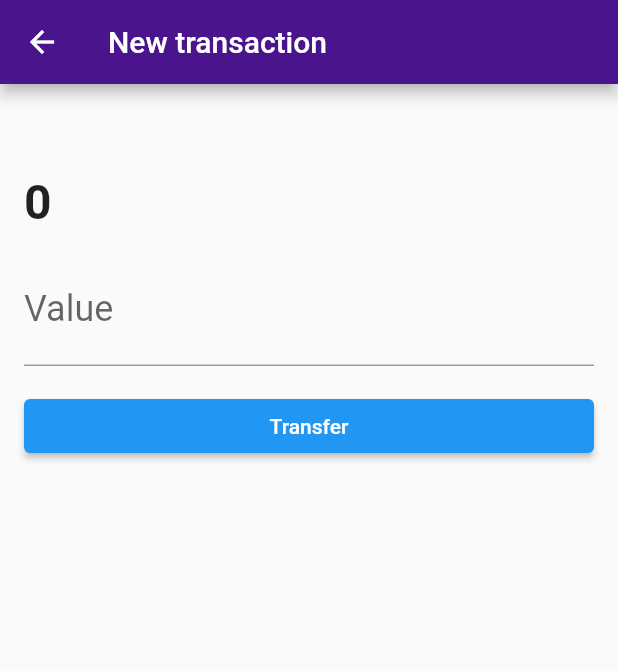
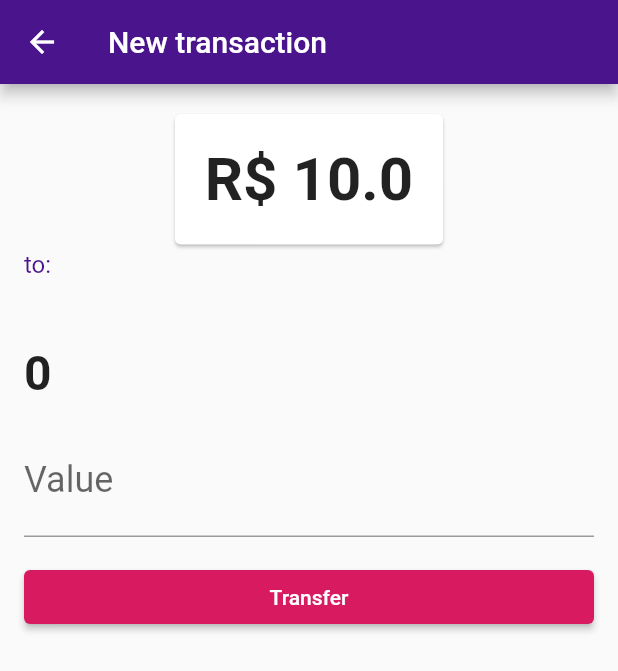
Before and after one commit to wasgithub/flutter_persistencia, a Flutter app: the TransactionForm screen opened directly with empty values, on a phone screen of 412 x 824 dp. Shown: the top 671 px of the screen. Run offline on Flutter 3.47's test engine with Material 2 defaults, Android fonts, the phone set to English and light mode, and no system bars; our stand-ins replace firebase_core, firebase_crashlytics, sqflite; missing offline and left inert: http_interceptor; accounts and stored records are empty.

Commit message:
refactor: adjusted type

```diff
--- a/lib/main.dart
+++ b/lib/main.dart
@@ -3,7 +3,6 @@ import 'package:fluter_persistencia/models/balance.dart';
 import 'package:fluter_persistencia/screens/dashboard/dashboard.dart';
 import 'package:flutter/material.dart';
 import 'package:firebase_crashlytics/firebase_crashlytics.dart';
-import 'package:path/path.dart';
 import 'package:provider/provider.dart';
 
 void main() async {
--- a/lib/screens/dashboard/dashboard.dart
+++ b/lib/screens/dashboard/dashboard.dart
@@ -22,6 +22,7 @@ class Dashboard extends StatelessWidget {
                 child: SizedBox(
                   width: double.maxFinite,
                   child: ElevatedButton(
+                    style: ElevatedButton.styleFrom(primary: Theme.of(context).accentColor),
                     onPressed: () {
                       balance.add(10);
                     },
--- a/lib/screens/transaction_form.dart
+++ b/lib/screens/transaction_form.dart
@@ -9,6 +9,8 @@ import 'package:fluter_persistencia/models/contact.dart';
 import 'package:fluter_persistencia/models/transaction.dart';
 import 'package:flutter/material.dart';
 import 'package:uuid/uuid.dart';
+
+import 'dashboard/balance_card.dart';
 
 class TransactionForm extends StatefulWidget {
   final Contact contact;
@@ -38,12 +40,20 @@ class _TransactionFormState extends State<TransactionForm> {
           child: Column(
             crossAxisAlignment: CrossAxisAlignment.start,
             children: <Widget>[
+              Center(child: BalanceCard()),
               Visibility(
                 child: Padding(
                   padding: const EdgeInsets.all(8.0),
                   child: Progress(message: 'Sending...'),
                 ),
                 visible: _sending,
+              ),
+              Text(
+                'to: ',
+                style: TextStyle(
+                  fontSize: 16.0,
+                  color: Theme.of(context).primaryColor
+                ),
               ),
               Text(
                 widget.contact.name,
@@ -76,6 +86,7 @@ class _TransactionFormState extends State<TransactionForm> {
                   width: double.maxFinite,
                   child: ElevatedButton(
                     child: Text('Transfer'),
+                    style: ElevatedButton.styleFrom(primary: Theme.of(context).accentColor),
                     onPressed: () {
                       final double value = double.parse(_valueController.text);
                       final transactionCreated =
```
